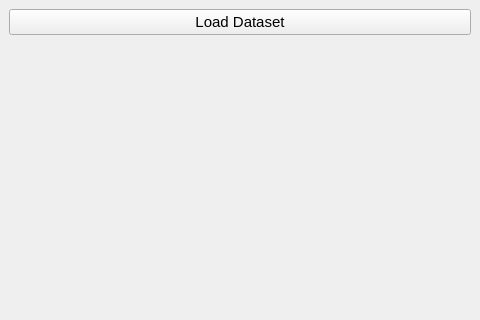
OscarVanL/KMeansClustering, file layout/main_interface.ui: the form before one commit; both pictures show x 0 to 480 and y 0 to 320 of the 480 by 640 pixel window.
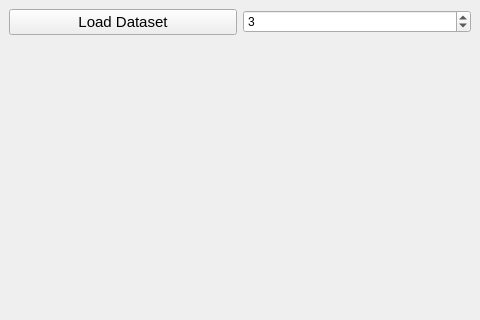
The form after the commit.

Commit message: Added K value selector, initialised to 3.

What changed in the file:
```diff
--- a/layout/main_interface.ui
+++ b/layout/main_interface.ui
@@ -17,7 +17,9 @@
    <layout class="QVBoxLayout" name="verticalLayout">
     <item>
      <layout class="QVBoxLayout" name="layout">
-      <item alignment="Qt::AlignTop">
+      <item>
+       <layout class="QHBoxLayout" name="horizontalLayout">
+        <item>
        <widget class="QPushButton" name="browse_button">
         <property name="font">
          <font>
@@ -28,6 +30,15 @@
          <string>Load Dataset</string>
         </property>
        </widget>
+        </item>
+        <item>
+         <widget class="QSpinBox" name="k_val_selector">
+          <property name="value">
+           <number>3</number>
+          </property>
+         </widget>
+        </item>
+       </layout>
       </item>
       <item>
        <layout class="QHBoxLayout" name="horizontalLayout_3">
```
Lines whose indentation alone changed are shown as unchanged. The commit also changes 2 other files.
